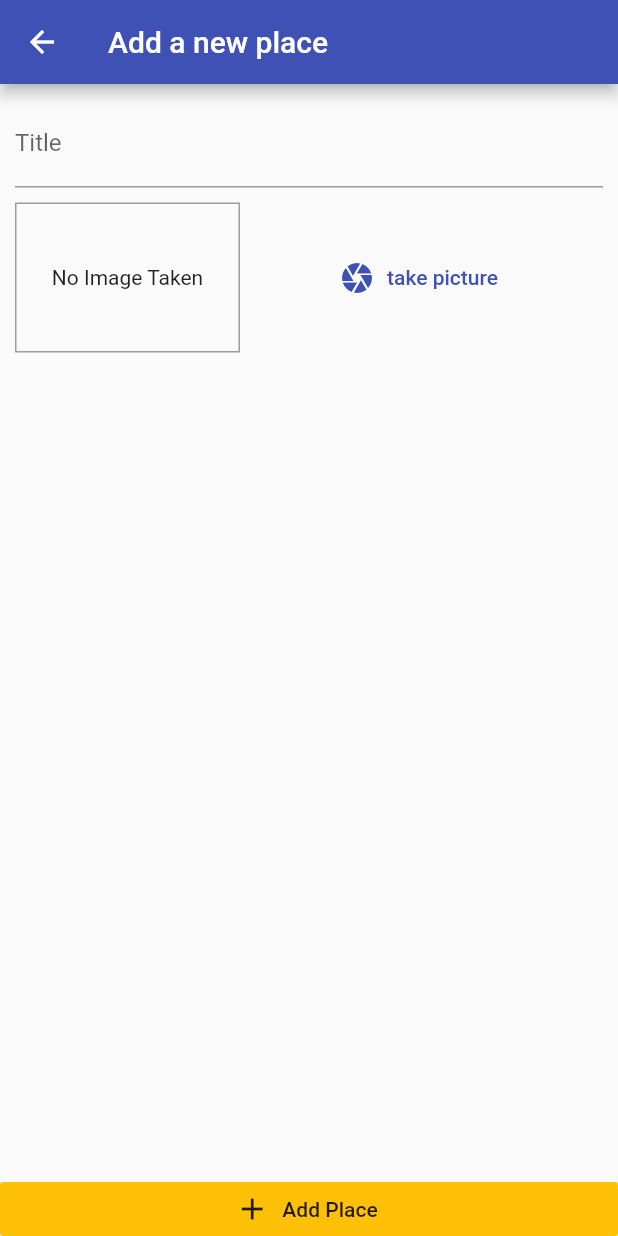
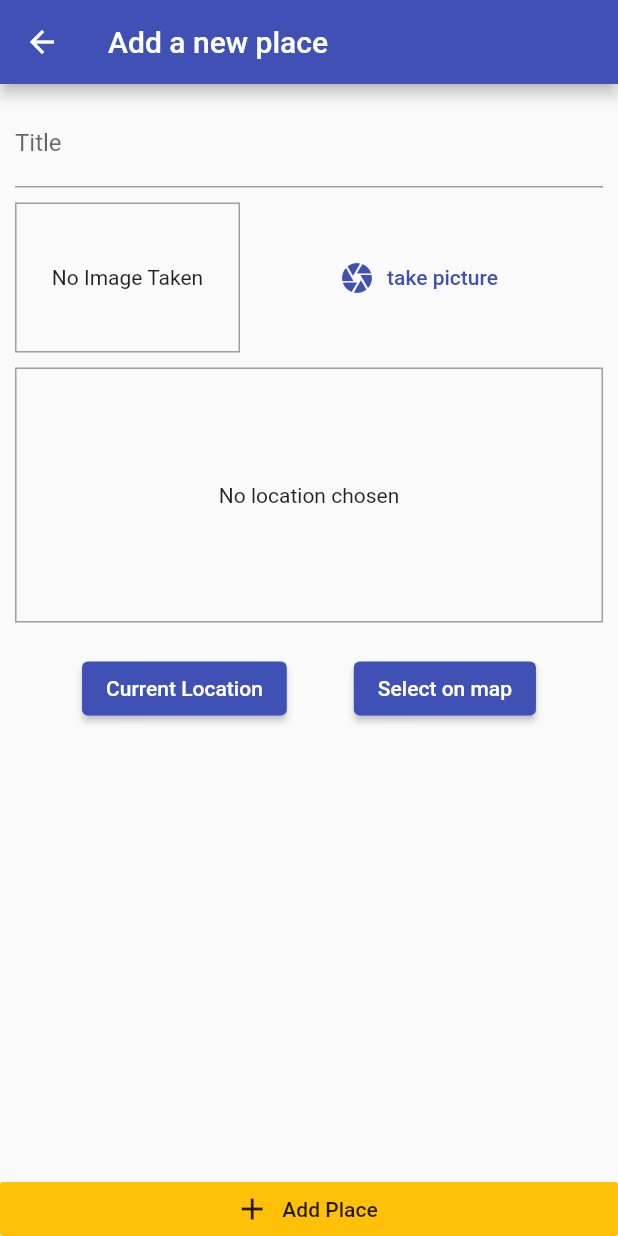
Before and after one commit to elchinabraham/advance_app, a Flutter app: the AddPlaceScreen screen opened by its route, on a phone screen of 412 x 824 dp. Run offline on Flutter 3.47's test engine with Material 2 defaults, Android fonts, the phone set to English and light mode, and no system bars; our stand-ins replace image_picker, location, sqflite; missing offline and left inert: dart:ffi; accounts and stored records are empty.

Commit message:
2022.05.13 16:00

```diff
--- a/lib/screens/add_place_screen.dart
+++ b/lib/screens/add_place_screen.dart
@@ -2,8 +2,10 @@ import 'dart:io';
 
 import 'package:advance_app/providers/great_places.dart';
 import 'package:advance_app/widgets/image_input.dart';
+import 'package:advance_app/widgets/location_input.dart';
 import 'package:flutter/material.dart';
 import 'package:provider/provider.dart';
+import 'package:location/location.dart';
 
 class AddPlaceScreen extends StatefulWidget {
   static const routeName = '/add-place';
@@ -27,6 +29,16 @@ class _AddPlaceScreenState extends State<AddPlaceScreen> {
         .addPlace(_titleController.text, _pickedImage as File);
     Navigator.of(context).pop();
   }
+
+  Location location = Location();
+
+  bool _serviceEnabled = false;
+
+  PermissionStatus? _permissionGranted;
+
+  LocationData? _locationData;
+
+  bool _isGetLocation = false;
 
   @override
   Widget build(BuildContext context) {
@@ -52,6 +64,8 @@ class _AddPlaceScreenState extends State<AddPlaceScreen> {
                     ),
                     const SizedBox(height: 10),
                     ImageInput(_selectImage),
+                    const SizedBox(height: 10),
+                    LocationInput(),
                   ],
                 ),
               ),
--- /dev/null
+++ b/lib/widgets/location_input.dart
@@ -0,0 +1,65 @@
+import 'dart:ffi';
+
+import 'package:flutter/material.dart';
+import 'package:location/location.dart';
+
+class LocationInput extends StatefulWidget {
+  const LocationInput({Key? key}) : super(key: key);
+
+  @override
+  State<LocationInput> createState() => _LocationInputState();
+}
+
+class _LocationInputState extends State<LocationInput> {
+  String? _previewImageUrl;
+  Future<void> _getCurrentUserLocation() async {
+    final locData = await Location().getLocation().then((value) {
+      print(value.latitude);
+      print(value.longitude);
+    });
+  }
+
+  @override
+  Widget build(BuildContext context) {
+    return Column(
+      mainAxisAlignment: MainAxisAlignment.center,
+      children: [
+        Container(
+          alignment: Alignment.center,
+          decoration: BoxDecoration(
+            border: Border.all(
+              width: 1,
+              color: Colors.grey,
+            ),
+          ),
+          height: 170,
+          width: double.infinity,
+          child: _previewImageUrl == null
+              ? const Text(
+                  'No location chosen',
+                  textAlign: TextAlign.center,
+                )
+              : Image.network(
+                  _previewImageUrl as String,
+                  fit: BoxFit.cover,
+                  width: double.infinity,
+                ),
+        ),
+        const SizedBox(height: 20),
+        Row(
+          mainAxisAlignment: MainAxisAlignment.spaceEvenly,
+          children: [
+            ElevatedButton(
+              onPressed: _getCurrentUserLocation,
+              child: const Text('Current Location'),
+            ),
+            ElevatedButton(
+              onPressed: () {},
+              child: const Text('Select on map'),
+            ),
+          ],
+        )
+      ],
+    );
+  }
+}
--- a/pubspec.yaml
+++ b/pubspec.yaml
@@ -34,6 +34,7 @@ dependencies:
   path_provider: ^2.0.9
   path: ^1.8.0
   sqflite: ^2.0.2+1
+  location: any
 
 
   # The following adds the Cupertino Icons font to your application.
```
Also changed, not shown: pubspec.lock.
